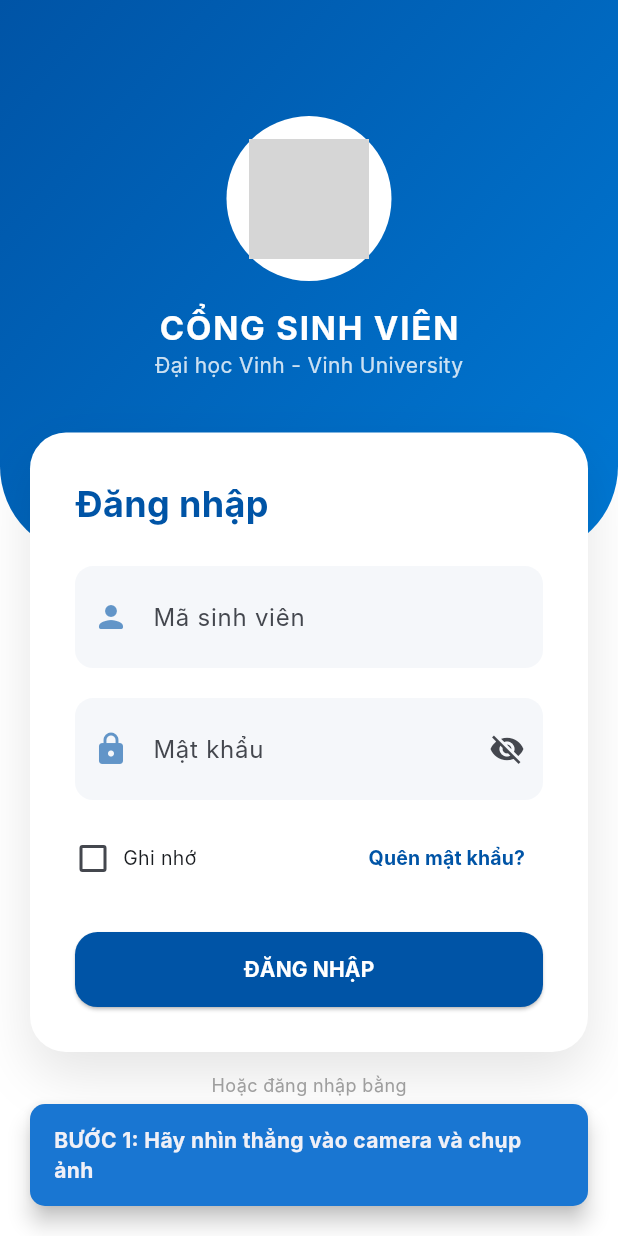
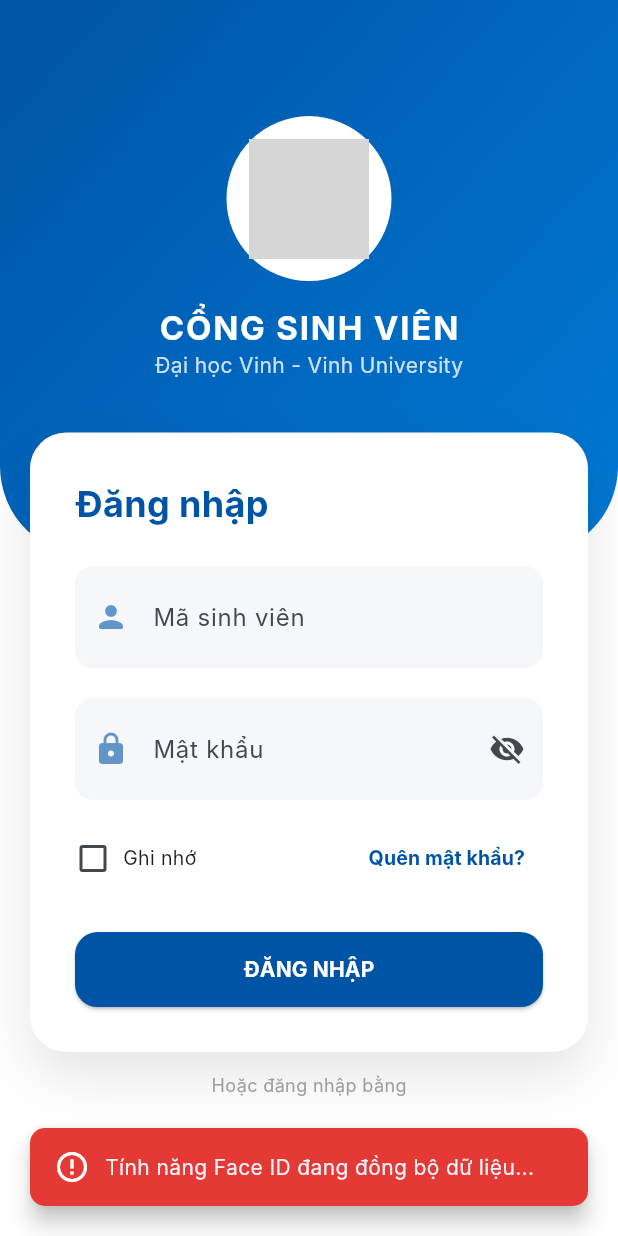
Before and after one commit to thanhsondhv/appstudent, a Flutter app: the screen it shows after launch, after a tap on "Face ID", on a phone screen of 412 x 824 dp. Run offline on Flutter 3.47's test engine with Material 3 defaults, Android fonts, the phone set to English and light mode, and no system bars; our stand-ins replace app_links, firebase_core, firebase_messaging, flutter_local_notifications, flutter_markdown, flutter_widget_from_html_core and 2 more; accounts and stored records are empty; Roboto replaces fonts that are missing (Inter); grey boxes are pictures that could not be loaded.

```diff
--- a/lib/views/login_screen.dart
+++ b/lib/views/login_screen.dart
@@ -60,90 +60,8 @@
     super.dispose();
   }
   // =========================================================
-  // LAYER 1: LOGIC ĐĂNG NHẬP FACE ID
+  // LAYER 1: LOGIC ĐĂNG NHẬP OFFICE 365 (DEEP LINK)
   // =========================================================
-  Future<void> _onFaceIDPressed() async {
-  final ImagePicker picker = ImagePicker();
-
-  try {
-    // -------------------------------------------------------
-    // BƯỚC 1: CHỤP ẢNH NHÌN THẲNG
-    // -------------------------------------------------------
-    _showStatusSnackBar("BƯỚC 1: Hãy nhìn thẳng vào camera và chụp ảnh", isError: false);
-
-    final XFile? photoF = await picker.pickImage(
-      source: ImageSource.camera,
-      preferredCameraDevice: CameraDevice.front,
-      imageQuality: 85, // Nén nhẹ để gửi ảnh nhanh hơn
-    );
-
-    if (photoF == null) return; // Sinh viên hủy chụp
-
-    // -------------------------------------------------------
-    // BƯỚC 2: CHỤP ẢNH NGHIÊNG ĐẦU (ĐỂ CHECK 3D)
-    // -------------------------------------------------------
-    // Đợi 1 chút để sinh viên đọc hướng dẫn
-    await Future.delayed(const Duration(milliseconds: 500));
-
-    _showStatusSnackBar("BƯỚC 2: Hãy QUAY ĐẦU nhẹ sang bên và chụp ảnh", isError: false);
-
-    final XFile? photoP = await picker.pickImage(
-      source: ImageSource.camera,
-      preferredCameraDevice: CameraDevice.front,
-      imageQuality: 85,
-    );
-
-    if (photoP == null) return;
-
-    // -------------------------------------------------------
-    // BƯỚC 3: GỬI LÊN SERVER XỬ LÝ AI
-    // -------------------------------------------------------
-    setState(() => _isLoading = true);
-
-    // Gọi đến AuthService đã tích hợp phương thức loginByFace
-    final userData = await AuthService().loginByFace(
-      photoFront: File(photoF.path),
-      photoPose: File(photoP.path),
-    );
-
-    if (userData != null) {
-      // THÀNH CÔNG: Lấy student_id và full_name đã được Backend ghép Họ + Tên
-      final String userId = userData['student_id'].toString();
-      final String fullName = userData['full_name'] ?? "Sinh viên VinhUni";
-
-      debugPrint("✅ Face ID thành công: $fullName");
-
-      // Gọi hàm lưu session và vào trang Home
-      await _executeSuccessfulLogin(userId, fullName);
-
-    } else {
-      // THẤT BẠI: AI báo không khớp hoặc ảnh giả mạo (2D)
-      _showStatusSnackBar("Face ID không khớp hoặc phát hiện ảnh giả mạo. Vui lòng thử lại dứt khoát hơn!", isError: true);
-    }
-
-  } catch (e) {
-    debugPrint("🔥 Lỗi FaceID: $e");
-    _showStatusSnackBar("Không thể khởi động Camera hoặc lỗi kết nối hệ thống.", isError: true);
-  } finally {
-    if (mounted) setState(() => _isLoading = false);
-  }
-}
-
-// --- HÀM HỖ TRỢ HIỂN THỊ THÔNG BÁO ---
-void _showStatusSnackBar(String message, {bool isError = true}) {
-  if (!mounted) return;
-  ScaffoldMessenger.of(context).clearSnackBars(); // Xóa các thông báo cũ
-  ScaffoldMessenger.of(context).showSnackBar(
-    SnackBar(
-      content: Text(message, style: const TextStyle(fontWeight: FontWeight.bold)),
-      backgroundColor: isError ? Colors.red.shade700 : Colors.blue.shade700,
-      behavior: SnackBarBehavior.floating,
-      duration: Duration(seconds: isError ? 4 : 2),
-      margin: const EdgeInsets.all(20),
-      shape: RoundedRectangleBorder(borderRadius: BorderRadius.circular(10)),
-    ),
-  );
-}
   // =========================================================
   // LAYER 1: LOGIC ĐĂNG NHẬP OFFICE 365 (DEEP LINK)
   // =========================================================
@@ -472,8 +390,8 @@
                 icon: Icons.face_rounded,
                 label: "Face ID",
                 color: Colors.purple,
-                onTap: _onFaceIDPressed, // 👈 Gán lệnh gọi hàm Tính năng Face ID
-               ),
+                onTap: () => _showErrorSnackBar("Tính năng Face ID đang đồng bộ dữ liệu...")
+              ),
               const SizedBox(width: 20),
               _buildSocialBtn(
                 icon: Icons.account_balance_rounded,
```
Also changed, not shown: lib/services/login.dart (+5 -57 lines).
